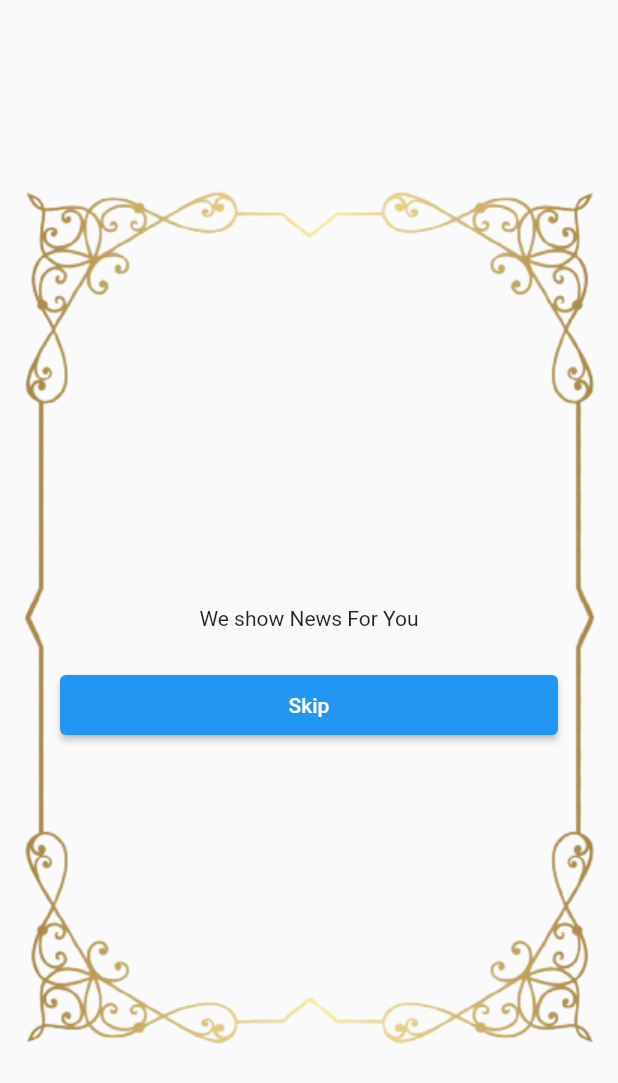
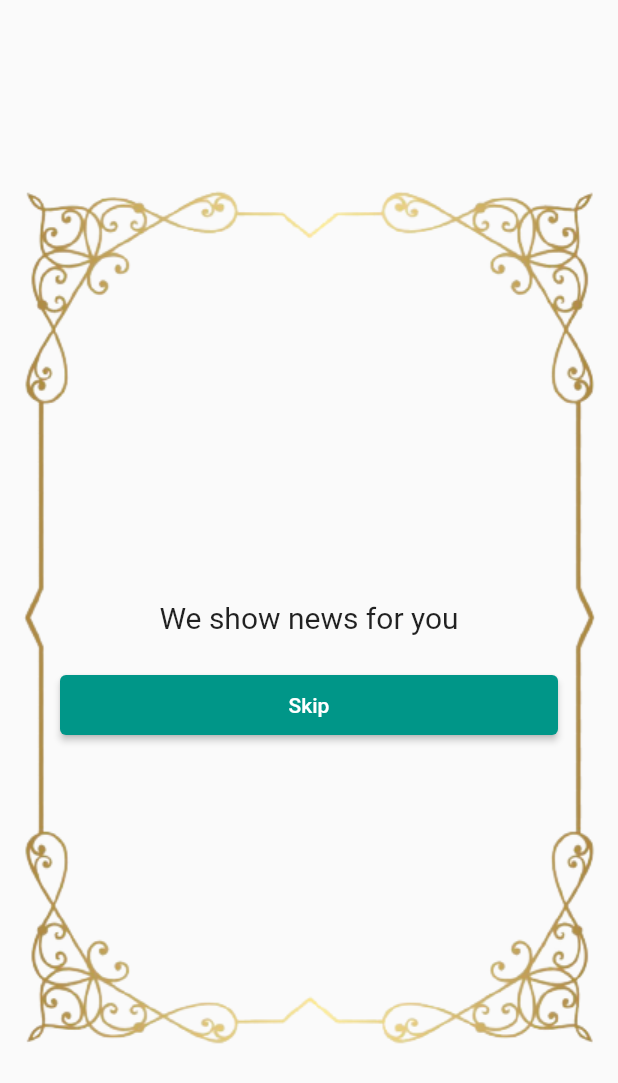
Before and after one commit to DibashThapa10/NewsApp, a Flutter app: the screen it shows after launch, on a phone screen of 412 x 824 dp. Shown: the top 1083 px of the screen. Run offline on Flutter 3.47's test engine with Material 2 defaults, Android fonts, the phone set to English and light mode, and no system bars.

Commit message:
change button color and heading font size in splash screen

```diff
--- a/lib/help_screen/splashscreen.dart
+++ b/lib/help_screen/splashscreen.dart
@@ -6,21 +6,21 @@ class SplashScreen extends StatelessWidget {
 
   @override
   Widget build(BuildContext context) {
-    double height = MediaQuery.of(context).size.height;
     return SafeArea(
       child: Scaffold(
         body: Stack(
           children: [
             Container(
               alignment: Alignment.center,
-              decoration: BoxDecoration(
+              decoration: const BoxDecoration(
                 image: DecorationImage(
                   image: AssetImage("assets/news_banner.png"),
                 ),
               ),
-              child: Text(
-                'We show News For You',
+              child: const Text(
+                'We show news for you',
                 textAlign: TextAlign.center,
+                style: TextStyle(fontSize: 20),
               ),
             ),
             Positioned(
@@ -31,11 +31,17 @@ class SplashScreen extends StatelessWidget {
                   height: 40,
                   width: double.infinity,
                   child: ElevatedButton(
-                      onPressed: () {
-                        Navigator.push(context,
-                            MaterialPageRoute(builder: (context) => Hompage()));
-                      },
-                      child: Text('Skip'))),
+                    onPressed: () {
+                      Navigator.push(context,
+                          MaterialPageRoute(builder: (context) => Hompage()));
+                    },
+                    child: Text('Skip'),
+                    style: ButtonStyle(
+                      backgroundColor: MaterialStateProperty.all(
+                        Colors.teal,
+                      ),
+                    ),
+                  )),
             )
           ],
         ),
--- a/lib/homepage/homepage.dart
+++ b/lib/homepage/homepage.dart
@@ -1,7 +1,4 @@
 import 'package:flutter/material.dart';
-import 'package:flutter/src/foundation/key.dart';
-import 'package:flutter/src/widgets/framework.dart';
-
 class Hompage extends StatelessWidget {
   const Hompage({Key? key}) : super(key: key);
 
```
